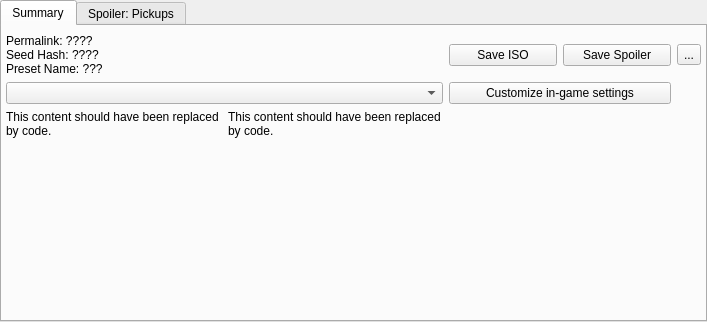
randovania/randovania, file randovania/gui/ui_files/seed_details_window.ui: the form before one commit.
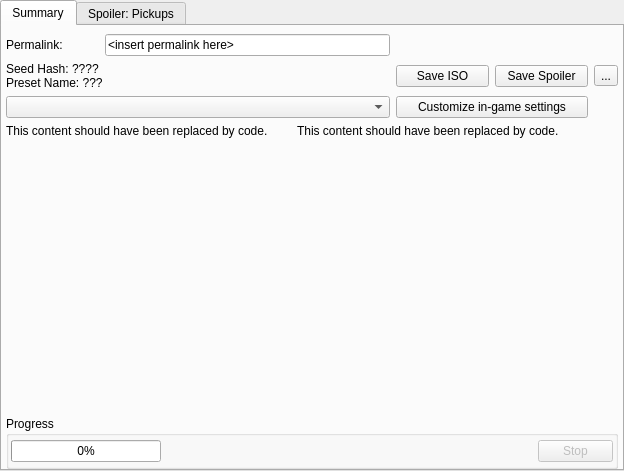
The form after the commit.

Commit message: Game Details is now a separated window

```diff
--- a/randovania/gui/ui_files/seed_details_window.ui
+++ b/randovania/gui/ui_files/seed_details_window.ui
@@ -6,8 +6,8 @@
    <rect>
     <x>0</x>
     <y>0</y>
-    <width>707</width>
-    <height>322</height>
+    <width>624</width>
+    <height>471</height>
    </rect>
   </property>
   <property name="windowTitle">
@@ -58,31 +58,161 @@
         <property name="bottomMargin">
          <number>0</number>
         </property>
-        <item row="0" column="4">
+        <item row="2" column="4" colspan="2">
+         <widget class="QPushButton" name="customize_user_preferences_button">
+          <property name="text">
+           <string>Customize in-game settings</string>
+          </property>
+         </widget>
+        </item>
+        <item row="4" column="0" colspan="7">
+         <widget class="QGroupBox" name="progress_box">
+          <property name="sizePolicy">
+           <sizepolicy hsizetype="Preferred" vsizetype="Fixed">
+            <horstretch>0</horstretch>
+            <verstretch>0</verstretch>
+           </sizepolicy>
+          </property>
+          <property name="title">
+           <string>Progress</string>
+          </property>
+          <layout class="QGridLayout" name="progress_box_layout">
+           <property name="leftMargin">
+            <number>2</number>
+           </property>
+           <property name="topMargin">
+            <number>4</number>
+           </property>
+           <property name="rightMargin">
+            <number>2</number>
+           </property>
+           <property name="bottomMargin">
+            <number>4</number>
+           </property>
+           <item row="0" column="3">
+            <widget class="QPushButton" name="stop_background_process_button">
+             <property name="enabled">
+              <bool>false</bool>
+             </property>
+             <property name="sizePolicy">
+              <sizepolicy hsizetype="Fixed" vsizetype="Fixed">
+               <horstretch>0</horstretch>
+               <verstretch>0</verstretch>
+              </sizepolicy>
+             </property>
+             <property name="maximumSize">
+              <size>
+               <width>75</width>
+               <height>16777215</height>
+              </size>
+             </property>
+             <property name="text">
+              <string>Stop</string>
+             </property>
+             <property name="checkable">
+              <bool>false</bool>
+             </property>
+             <property name="flat">
+              <bool>false</bool>
+             </property>
+            </widget>
+           </item>
+           <item row="0" column="2">
+            <widget class="QLabel" name="progress_label">
+             <property name="sizePolicy">
+              <sizepolicy hsizetype="Expanding" vsizetype="Preferred">
+               <horstretch>0</horstretch>
+               <verstretch>0</verstretch>
+              </sizepolicy>
+             </property>
+             <property name="font">
+              <font>
+               <pointsize>7</pointsize>
+              </font>
+             </property>
+             <property name="text">
+              <string/>
+             </property>
+             <property name="alignment">
+              <set>Qt::AlignLeading|Qt::AlignLeft|Qt::AlignVCenter</set>
+             </property>
+             <property name="wordWrap">
+              <bool>true</bool>
+             </property>
+            </widget>
+           </item>
+           <item row="0" column="0" colspan="2">
+            <widget class="QProgressBar" name="progress_bar">
+             <property name="minimumSize">
+              <size>
+               <width>150</width>
+               <height>0</height>
+              </size>
+             </property>
+             <property name="maximumSize">
+              <size>
+               <width>150</width>
+               <height>16777215</height>
+              </size>
+             </property>
+             <property name="value">
+              <number>0</number>
+             </property>
+             <property name="textVisible">
+              <bool>true</bool>
+             </property>
+             <property name="invertedAppearance">
+              <bool>false</bool>
+             </property>
+            </widget>
+           </item>
+          </layout>
+         </widget>
+        </item>
+        <item row="3" column="0" colspan="3">
+         <widget class="QLabel" name="layout_description_left_label">
+          <property name="text">
+           <string>&lt;html&gt;&lt;head/&gt;&lt;body&gt;&lt;p&gt;This content should have been replaced by code.&lt;/p&gt;&lt;/body&gt;&lt;/html&gt;</string>
+          </property>
+          <property name="alignment">
+           <set>Qt::AlignLeading|Qt::AlignLeft|Qt::AlignTop</set>
+          </property>
+          <property name="wordWrap">
+           <bool>true</bool>
+          </property>
+         </widget>
+        </item>
+        <item row="3" column="3" colspan="4">
+         <widget class="QLabel" name="layout_description_right_label">
+          <property name="text">
+           <string>&lt;html&gt;&lt;head/&gt;&lt;body&gt;&lt;p&gt;This content should have been replaced by code.&lt;/p&gt;&lt;/body&gt;&lt;/html&gt;</string>
+          </property>
+          <property name="alignment">
+           <set>Qt::AlignLeading|Qt::AlignLeft|Qt::AlignTop</set>
+          </property>
+          <property name="wordWrap">
+           <bool>true</bool>
+          </property>
+         </widget>
+        </item>
+        <item row="2" column="0" colspan="4">
+         <widget class="QComboBox" name="player_index_combo"/>
+        </item>
+        <item row="1" column="4">
          <widget class="QPushButton" name="export_iso_button">
           <property name="text">
            <string>Save ISO</string>
           </property>
          </widget>
         </item>
-        <item row="0" column="6">
-         <widget class="QToolButton" name="tool_button">
-          <property name="text">
-           <string>...</string>
-          </property>
-          <property name="popupMode">
-           <enum>QToolButton::InstantPopup</enum>
-          </property>
-         </widget>
-        </item>
-        <item row="0" column="5">
+        <item row="1" column="5">
          <widget class="QPushButton" name="export_log_button">
           <property name="text">
            <string>Save Spoiler</string>
           </property>
          </widget>
         </item>
-        <item row="0" column="0" colspan="4">
+        <item row="1" column="0" colspan="4">
          <widget class="QLabel" name="layout_title_label">
           <property name="sizePolicy">
            <sizepolicy hsizetype="Preferred" vsizetype="Minimum">
@@ -91,46 +221,37 @@
            </sizepolicy>
           </property>
           <property name="text">
-           <string>&lt;html&gt;&lt;head/&gt;&lt;body&gt;&lt;p&gt;Permalink: ????&lt;br/&gt;Seed Hash: ????&lt;br/&gt;Preset Name: ???&lt;/p&gt;&lt;/body&gt;&lt;/html&gt;</string>
+           <string>&lt;html&gt;&lt;head/&gt;&lt;body&gt;&lt;p&gt;Seed Hash: ????&lt;br/&gt;Preset Name: ???&lt;/p&gt;&lt;/body&gt;&lt;/html&gt;</string>
           </property>
           <property name="textInteractionFlags">
            <set>Qt::LinksAccessibleByMouse|Qt::TextSelectableByMouse</set>
           </property>
          </widget>
         </item>
-        <item row="2" column="0" colspan="2">
-         <widget class="QLabel" name="layout_description_left_label">
+        <item row="1" column="6">
+         <widget class="QToolButton" name="tool_button">
           <property name="text">
-           <string>&lt;html&gt;&lt;head/&gt;&lt;body&gt;&lt;p&gt;This content should have been replaced by code.&lt;/p&gt;&lt;/body&gt;&lt;/html&gt;</string>
+           <string>...</string>
           </property>
-          <property name="alignment">
-           <set>Qt::AlignLeading|Qt::AlignLeft|Qt::AlignTop</set>
+          <property name="popupMode">
+           <enum>QToolButton::InstantPopup</enum>
           </property>
-          <property name="wordWrap">
-           <bool>true</bool>
-          </property>
          </widget>
         </item>
-        <item row="2" column="2" colspan="2">
-         <widget class="QLabel" name="layout_description_right_label">
+        <item row="0" column="1" colspan="3">
+         <widget class="QLineEdit" name="permalink_edit">
           <property name="text">
-           <string>&lt;html&gt;&lt;head/&gt;&lt;body&gt;&lt;p&gt;This content should have been replaced by code.&lt;/p&gt;&lt;/body&gt;&lt;/html&gt;</string>
+           <string>&lt;insert permalink here&gt;</string>
           </property>
-          <property name="alignment">
-           <set>Qt::AlignLeading|Qt::AlignLeft|Qt::AlignTop</set>
-          </property>
-          <property name="wordWrap">
+          <property name="readOnly">
            <bool>true</bool>
           </property>
          </widget>
         </item>
-        <item row="1" column="0" colspan="4">
-         <widget class="QComboBox" name="player_index_combo"/>
-        </item>
-        <item row="1" column="4" colspan="2">
-         <widget class="QPushButton" name="customize_user_preferences_button">
+        <item row="0" column="0">
+         <widget class="QLabel" name="permalink_label">
           <property name="text">
-           <string>Customize in-game settings</string>
+           <string>Permalink:</string>
           </property>
          </widget>
         </item>
```
Left out of the diff: 6 changed lines with no effect on the pictures. The commit also changes 13 other files.
